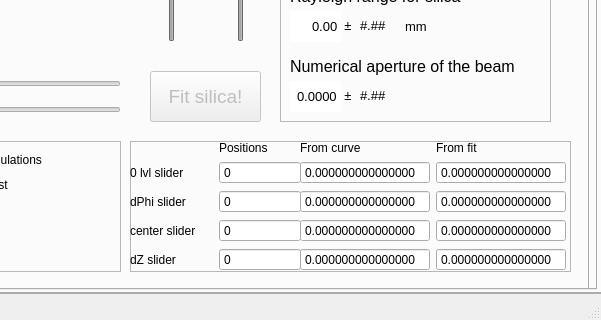
Before: the Qt Designer form window.ui in RadoslawDeska/python_project, drawn with Qt 5; both pictures show x 739 to 1340 and y 516 to 836 of the 1340 by 836 pixel window.
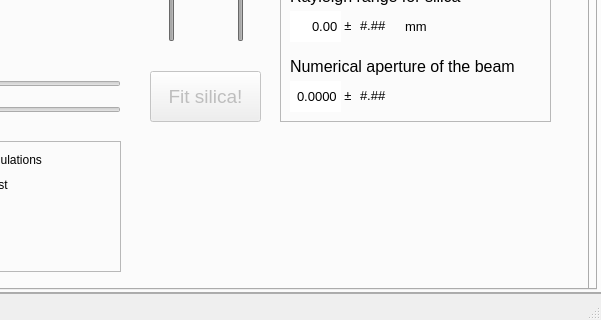
After: the same form once the commit is applied.

```diff
--- a/window.ui
+++ b/window.ui
@@ -2383,239 +2383,6 @@
             </layout>
            </widget>
           </widget>
-          <widget class="QFrame" name="frame_16">
-           <property name="geometry">
-            <rect>
-             <x>450</x>
-             <y>450</y>
-             <width>441</width>
-             <height>131</height>
-            </rect>
-           </property>
-           <property name="frameShape">
-            <enum>QFrame::StyledPanel</enum>
-           </property>
-           <property name="frameShadow">
-            <enum>QFrame::Raised</enum>
-           </property>
-           <widget class="QWidget" name="gridLayoutWidget_6">
-            <property name="geometry">
-             <rect>
-              <x>0</x>
-              <y>0</y>
-              <width>171</width>
-              <height>130</height>
-             </rect>
-            </property>
-            <layout class="QGridLayout" name="gridLayout_9">
-             <item row="1" column="0">
-              <widget class="QLabel" name="label_68">
-               <property name="text">
-                <string>0 lvl slider</string>
-               </property>
-              </widget>
-             </item>
-             <item row="5" column="0">
-              <widget class="QLabel" name="label_81">
-               <property name="text">
-                <string>dZ slider</string>
-               </property>
-              </widget>
-             </item>
-             <item row="4" column="0">
-              <widget class="QLabel" name="label_78">
-               <property name="text">
-                <string>center slider</string>
-               </property>
-              </widget>
-             </item>
-             <item row="3" column="0">
-              <widget class="QLabel" name="label_71">
-               <property name="text">
-                <string>dPhi slider</string>
-               </property>
-              </widget>
-             </item>
-             <item row="0" column="1">
-              <widget class="QLabel" name="label_161">
-               <property name="text">
-                <string>Positions</string>
-               </property>
-              </widget>
-             </item>
-             <item row="4" column="1">
-              <widget class="QSpinBox" name="cpos">
-               <property name="buttonSymbols">
-                <enum>QAbstractSpinBox::NoButtons</enum>
-               </property>
-               <property name="maximum">
-                <number>999999999</number>
-               </property>
-              </widget>
-             </item>
-             <item row="3" column="1">
-              <widget class="QSpinBox" name="dfpos">
-               <property name="buttonSymbols">
-                <enum>QAbstractSpinBox::NoButtons</enum>
-               </property>
-               <property name="maximum">
-                <number>999999999</number>
-               </property>
-              </widget>
-             </item>
-             <item row="1" column="1">
-              <widget class="QSpinBox" name="lev0pos">
-               <property name="buttonSymbols">
-                <enum>QAbstractSpinBox::NoButtons</enum>
-               </property>
-               <property name="maximum">
-                <number>999999999</number>
-               </property>
-              </widget>
-             </item>
-             <item row="5" column="1">
-              <widget class="QSpinBox" name="dzpos">
-               <property name="buttonSymbols">
-                <enum>QAbstractSpinBox::NoButtons</enum>
-               </property>
-               <property name="maximum">
-                <number>999999999</number>
-               </property>
-              </widget>
-             </item>
-            </layout>
-           </widget>
-           <widget class="QWidget" name="gridLayoutWidget_8">
-            <property name="geometry">
-             <rect>
-              <x>170</x>
-              <y>0</y>
-              <width>266</width>
-              <height>130</height>
-             </rect>
-            </property>
-            <layout class="QGridLayout" name="gridLayout_11">
-             <item row="1" column="0">
-              <widget class="QDoubleSpinBox" name="lev0curve">
-               <property name="buttonSymbols">
-                <enum>QAbstractSpinBox::NoButtons</enum>
-               </property>
-               <property name="decimals">
-                <number>15</number>
-               </property>
-               <property name="maximum">
-                <double>10000000000000000000000.000000000000000</double>
-               </property>
-              </widget>
-             </item>
-             <item row="3" column="0">
-              <widget class="QDoubleSpinBox" name="dfcurve">
-               <property name="buttonSymbols">
-                <enum>QAbstractSpinBox::NoButtons</enum>
-               </property>
-               <property name="decimals">
-                <number>15</number>
-               </property>
-               <property name="maximum">
-                <double>10000000000000000000000.000000000000000</double>
-               </property>
-              </widget>
-             </item>
-             <item row="5" column="0">
-              <widget class="QDoubleSpinBox" name="dzcurve">
-               <property name="buttonSymbols">
-                <enum>QAbstractSpinBox::NoButtons</enum>
-               </property>
-               <property name="decimals">
-                <number>15</number>
-               </property>
-               <property name="maximum">
-                <double>10000000000000000000000.000000000000000</double>
-               </property>
-              </widget>
-             </item>
-             <item row="4" column="0">
-              <widget class="QDoubleSpinBox" name="ccurve">
-               <property name="buttonSymbols">
-                <enum>QAbstractSpinBox::NoButtons</enum>
-               </property>
-               <property name="decimals">
-                <number>15</number>
-               </property>
-               <property name="maximum">
-                <double>10000000000000000000000.000000000000000</double>
-               </property>
-              </widget>
-             </item>
-             <item row="0" column="0">
-              <widget class="QLabel" name="label_162">
-               <property name="text">
-                <string>From curve</string>
-               </property>
-              </widget>
-             </item>
-             <item row="0" column="1">
-              <widget class="QLabel" name="label_163">
-               <property name="text">
-                <string>From fit</string>
-               </property>
-              </widget>
-             </item>
-             <item row="1" column="1">
-              <widget class="QDoubleSpinBox" name="lev0fit">
-               <property name="buttonSymbols">
-                <enum>QAbstractSpinBox::NoButtons</enum>
-               </property>
-               <property name="decimals">
-                <number>15</number>
-               </property>
-               <property name="maximum">
-                <double>10000000000000000000000.000000000000000</double>
-               </property>
-              </widget>
-             </item>
-             <item row="3" column="1">
-              <widget class="QDoubleSpinBox" name="dffit">
-               <property name="buttonSymbols">
-                <enum>QAbstractSpinBox::NoButtons</enum>
-               </property>
-               <property name="decimals">
-                <number>15</number>
-               </property>
-               <property name="maximum">
-                <double>10000000000000000000000.000000000000000</double>
-               </property>
-              </widget>
-             </item>
-             <item row="4" column="1">
-              <widget class="QDoubleSpinBox" name="cfit">
-               <property name="buttonSymbols">
-                <enum>QAbstractSpinBox::NoButtons</enum>
-               </property>
-               <property name="decimals">
-                <number>15</number>
-               </property>
-               <property name="maximum">
-                <double>10000000000000000000000.000000000000000</double>
-               </property>
-              </widget>
-             </item>
-             <item row="5" column="1">
-              <widget class="QDoubleSpinBox" name="dzfit">
-               <property name="buttonSymbols">
-                <enum>QAbstractSpinBox::NoButtons</enum>
-               </property>
-               <property name="decimals">
-                <number>15</number>
-               </property>
-               <property name="maximum">
-                <double>10000000000000000000000.000000000000000</double>
-               </property>
-              </widget>
-             </item>
-            </layout>
-           </widget>
-          </widget>
          </widget>
          <widget class="QWidget" name="tab_9">
           <attribute name="title">
```
Left out of the diff: 67 changed lines with no effect on the pictures.
